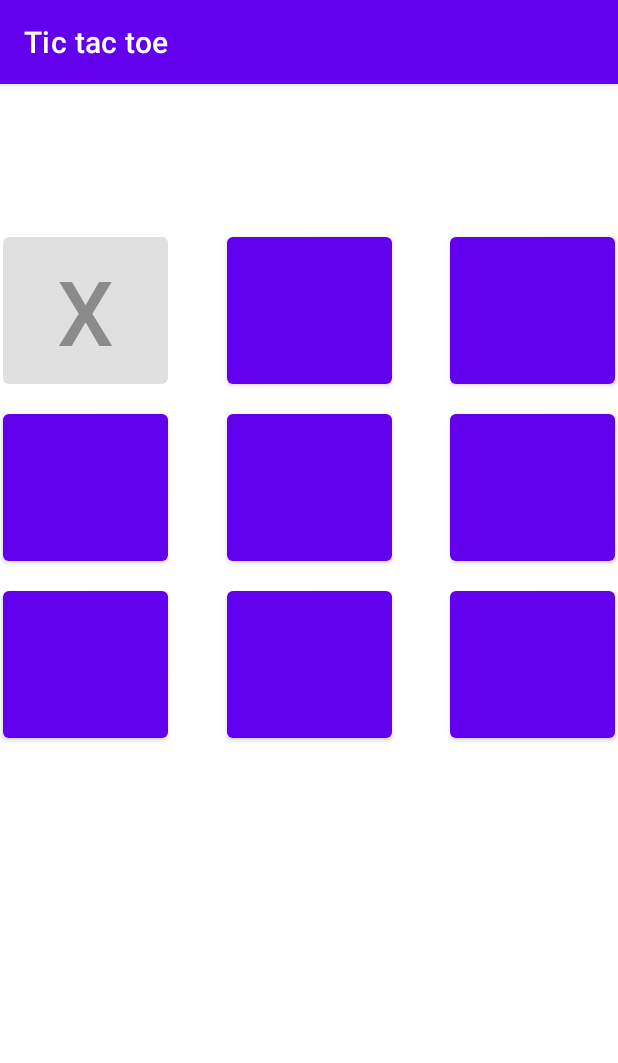
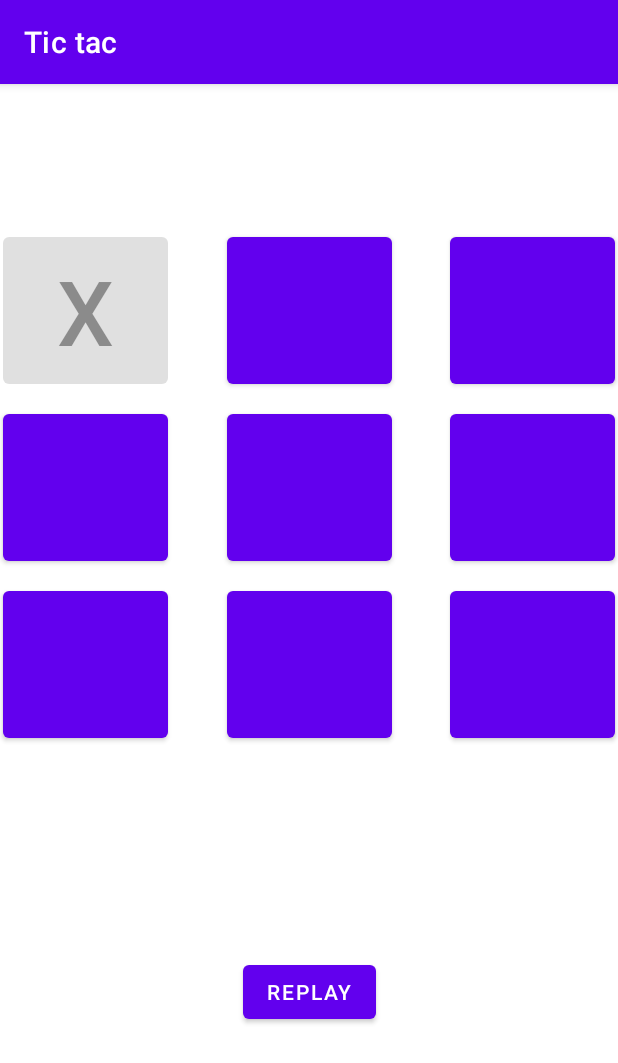
Before and after one commit to Andile-mazibuko/tic-tac-toe-android-project, an Android app: the screen it shows after launch (MainActivity), after a tap on an icon or button, on a phone screen of 412 x 824 dp. Shown: the top 1063 px of the screen. Run offline under Robolectric (Android 15) with nearby library versions, the phone set to English and light mode, and no system bars.

```diff
--- a/Tictactoe/app/src/main/java/com/example/tictactoe/MainActivity.java
+++ b/Tictactoe/app/src/main/java/com/example/tictactoe/MainActivity.java
@@ -10,11 +10,13 @@ import android.widget.Toast;
 public class MainActivity extends AppCompatActivity {
 
     Integer num = 0,playerX = 0, playerO = 0;
-
+    Button[] buttons;
+    Button btn00,btn01,btn02,btn10,btn11,btn12,btn20,btn21,btn22;
     @Override
     protected void onCreate(Bundle savedInstanceState) {
         super.onCreate(savedInstanceState);
         setContentView(R.layout.activity_main);
+        setTitle("Tic tac ");
     }
     public void buttonClicked(View v)
     {
@@ -40,18 +42,18 @@ public class MainActivity extends AppCompatActivity {
     public void check(String player)
     {
         //winning combinations  {00,01,02},{00,10,20},{10,11,12},{20,21,22}
-        Button btn00 = (Button) findViewById(R.id.btn00);
-        Button btn01 = (Button) findViewById(R.id.btn01);
-        Button btn02 = (Button) findViewById(R.id.btn02);
+         btn00 = (Button) findViewById(R.id.btn00);
+         btn01 = (Button) findViewById(R.id.btn01);
+         btn02 = (Button) findViewById(R.id.btn02);
 
-        Button btn10 = (Button) findViewById(R.id.btn10);
-        Button btn11 = (Button) findViewById(R.id.btn11);
-        Button btn12 = (Button) findViewById(R.id.btn12);
+         btn10 = (Button) findViewById(R.id.btn10);
+         btn11 = (Button) findViewById(R.id.btn11);
+         btn12 = (Button) findViewById(R.id.btn12);
 
-        Button btn20 = (Button) findViewById(R.id.btn20);
-        Button btn21 = (Button) findViewById(R.id.btn21);
-        Button btn22 = (Button) findViewById(R.id.btn22);
-        Button[] buttons = {btn00,btn01,btn02,btn10,btn11,btn12,btn20,btn21,btn22};
+         btn20 = (Button) findViewById(R.id.btn20);
+         btn21 = (Button) findViewById(R.id.btn21);
+         btn22 = (Button) findViewById(R.id.btn22);
+        buttons = new Button[]{btn00,btn01,btn02,btn10,btn11,btn12,btn20,btn21,btn22};
 
         if((btn00.getText().equals(player) && btn01.getText().equals(player) && btn02.getText().equals(player)) ||
                 (btn10.getText().equals(player) && btn11.getText().equals(player) && btn12.getText().equals(player)) ||
@@ -74,6 +76,16 @@ public class MainActivity extends AppCompatActivity {
         }
 
     }
+    public void replay(View v)
+    {
+
+        for(int i = 0; i < buttons.length; i++)
+        {
+            buttons[i].setText("");
+            buttons[i].setEnabled(true);
+        }
+        num =0;
+    }
 // method to execute after the player has played 3 times
 
 
--- a/Tictactoe/app/src/main/res/layout/activity_main.xml
+++ b/Tictactoe/app/src/main/res/layout/activity_main.xml
@@ -115,4 +115,17 @@
         app:layout_constraintEnd_toEndOf="parent"
         app:layout_constraintTop_toBottomOf="@+id/btn12" />
 
+    <Button
+        android:id="@+id/replay"
+        android:layout_width="wrap_content"
+        android:layout_height="wrap_content"
+        android:layout_marginTop="0dp"
+        android:layout_marginBottom="0dp"
+        android:text="Replay"
+        android:onClick="replay"
+        app:layout_constraintBottom_toBottomOf="parent"
+        app:layout_constraintEnd_toEndOf="parent"
+        app:layout_constraintStart_toStartOf="parent"
+        app:layout_constraintTop_toBottomOf="@+id/btn21" />
+
 </androidx.constraintlayout.widget.ConstraintLayout>
```
